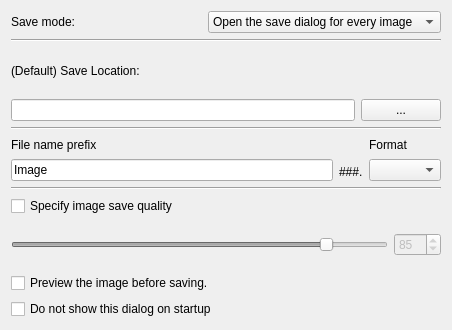
Before: the Qt Designer form src/settings.ui in KDE/skanlite, drawn with Qt 5.
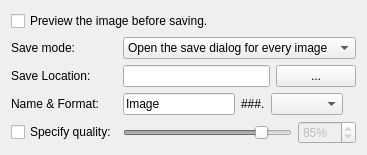
After: the same form once the commit is applied.

Commit message: Do not show the settings dialog on startup. Default save location is now $HOME. Rearange the settings dialog.

Patch:
```diff
--- a/src/settings.ui
+++ b/src/settings.ui
@@ -1,28 +1,25 @@
 <ui version="4.0" >
  <class>SkanliteSettings</class>
  <widget class="QWidget" name="SkanliteSettings" >
-  <property name="geometry" >
-   <rect>
-    <x>0</x>
-    <y>0</y>
-    <width>452</width>
-    <height>330</height>
-   </rect>
-  </property>
   <property name="windowTitle" >
    <string>Settings</string>
   </property>
-  <layout class="QVBoxLayout" >
-   <item>
-    <layout class="QHBoxLayout" >
-     <item>
+  <layout class="QGridLayout" >
+   <item row="0" column="0" colspan="3" >
+    <widget class="QCheckBox" name="showB4Save" >
+     <property name="text" >
+      <string>Preview the image before saving.</string>
+     </property>
+    </widget>
+   </item>
+   <item row="1" column="0" >
       <widget class="QLabel" name="label_6" >
        <property name="text" >
         <string>Save mode:</string>
        </property>
       </widget>
      </item>
-     <item>
+   <item row="1" column="1" colspan="2" >
       <widget class="QComboBox" name="saveModeCB" >
        <item>
         <property name="text" >
@@ -36,28 +33,28 @@
        </item>
       </widget>
      </item>
-    </layout>
-   </item>
-   <item>
-    <widget class="Line" name="line_3" >
-     <property name="orientation" >
-      <enum>Qt::Horizontal</enum>
-     </property>
-    </widget>
-   </item>
-   <item>
+   <item row="2" column="0" >
     <widget class="QLabel" name="label" >
      <property name="text" >
-      <string>(Default) Save Location:</string>
+      <string>Save Location:</string>
      </property>
     </widget>
    </item>
-   <item>
+   <item row="2" column="1" colspan="2" >
     <layout class="QHBoxLayout" >
      <property name="spacing" >
       <number>6</number>
      </property>
-     <property name="margin" >
+     <property name="leftMargin" >
+      <number>0</number>
+     </property>
+     <property name="topMargin" >
+      <number>0</number>
+     </property>
+     <property name="rightMargin" >
+      <number>0</number>
+     </property>
+     <property name="bottomMargin" >
       <number>0</number>
      </property>
      <item>
@@ -78,36 +75,15 @@
      </item>
     </layout>
    </item>
-   <item>
-    <widget class="Line" name="line_2" >
-     <property name="orientation" >
-      <enum>Qt::Horizontal</enum>
-     </property>
-    </widget>
-   </item>
-   <item>
-    <layout class="QHBoxLayout" >
-     <property name="spacing" >
-      <number>6</number>
-     </property>
-     <property name="margin" >
-      <number>0</number>
-     </property>
-     <item>
-      <layout class="QVBoxLayout" >
-       <property name="spacing" >
-        <number>6</number>
-       </property>
-       <property name="margin" >
-        <number>0</number>
-       </property>
-       <item>
+   <item row="3" column="0" >
         <widget class="QLabel" name="label_2" >
          <property name="text" >
-          <string>File name prefix</string>
+      <string>Name &amp; Format:</string>
          </property>
         </widget>
        </item>
+   <item row="3" column="1" >
+    <layout class="QHBoxLayout" >
        <item>
         <widget class="QLineEdit" name="imgPrefix" >
          <property name="text" >
@@ -115,23 +91,6 @@
          </property>
         </widget>
        </item>
-      </layout>
-     </item>
-     <item>
-      <layout class="QVBoxLayout" >
-       <property name="spacing" >
-        <number>6</number>
-       </property>
-       <property name="margin" >
-        <number>0</number>
-       </property>
-       <item>
-        <widget class="QLabel" name="label_5" >
-         <property name="text" >
-          <string/>
-         </property>
-        </widget>
-       </item>
        <item>
         <widget class="QLabel" name="label_3" >
          <property name="text" >
@@ -139,45 +98,26 @@
          </property>
         </widget>
        </item>
-      </layout>
-     </item>
-     <item>
-      <layout class="QVBoxLayout" >
-       <property name="spacing" >
-        <number>6</number>
-       </property>
-       <property name="margin" >
-        <number>0</number>
-       </property>
-       <item>
-        <widget class="QLabel" name="label_4" >
-         <property name="text" >
-          <string>Format</string>
-         </property>
-        </widget>
-       </item>
        <item>
         <widget class="QComboBox" name="imgFormat" />
        </item>
       </layout>
      </item>
-    </layout>
-   </item>
-   <item>
-    <widget class="Line" name="line" >
-     <property name="orientation" >
-      <enum>Qt::Horizontal</enum>
+   <item row="3" column="2" >
+    <widget class="QLabel" name="label_5" >
+     <property name="text" >
+      <string/>
      </property>
     </widget>
    </item>
-   <item>
+   <item row="4" column="0" >
     <widget class="QCheckBox" name="setQuality" >
      <property name="text" >
-      <string>Specify image save quality</string>
+      <string>Specify quality:</string>
      </property>
     </widget>
    </item>
-   <item>
+   <item row="4" column="1" colspan="2" >
     <widget class="QFrame" name="imgQualityFrame" >
      <property name="enabled" >
       <bool>false</bool>
@@ -195,7 +135,16 @@
       <property name="spacing" >
        <number>6</number>
       </property>
-      <property name="margin" >
+      <property name="leftMargin" >
+       <number>0</number>
+      </property>
+      <property name="topMargin" >
+       <number>0</number>
+      </property>
+      <property name="rightMargin" >
+       <number>0</number>
+      </property>
+      <property name="bottomMargin" >
        <number>0</number>
       </property>
       <item>
@@ -216,6 +165,9 @@
       </item>
       <item>
        <widget class="QSpinBox" name="imgQuality" >
+        <property name="suffix" >
+         <string>%</string>
+        </property>
         <property name="maximum" >
          <number>100</number>
         </property>
@@ -227,20 +179,6 @@
      </layout>
     </widget>
    </item>
-   <item>
-    <widget class="QCheckBox" name="showB4Save" >
-     <property name="text" >
-      <string>Preview the image before saving.</string>
-     </property>
-    </widget>
-   </item>
-   <item>
-    <widget class="QCheckBox" name="dontAskOnStart" >
-     <property name="text" >
-      <string>Do not show this dialog on startup</string>
-     </property>
-    </widget>
-   </item>
   </layout>
  </widget>
  <resources/>
```
Lines whose indentation alone changed are shown as unchanged. The commit also changes 1 other file.
